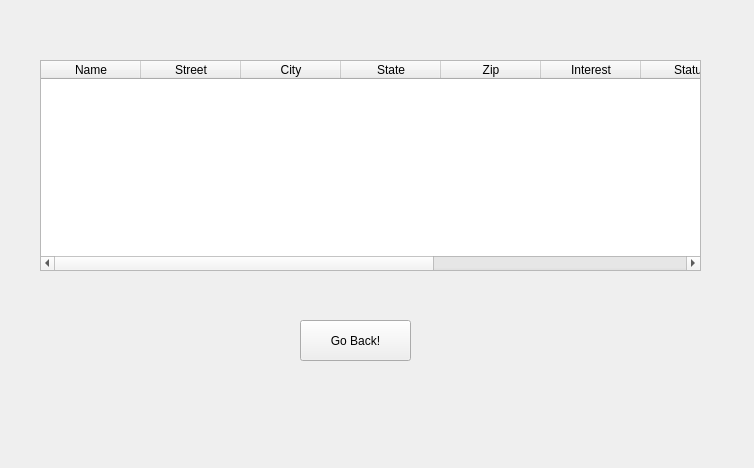
The window that GUI/mainwindow.ui (alanc9016/fragile) describes before a commit, drawn with Qt 5.
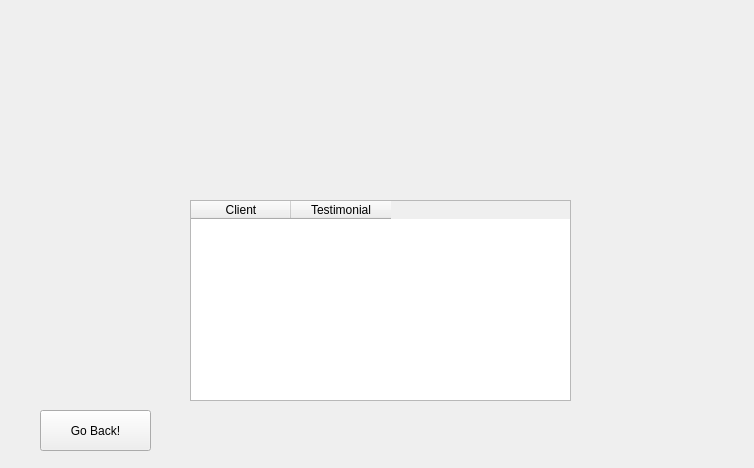
The same window after the commit.

```diff
--- a/GUI/mainwindow.ui
+++ b/GUI/mainwindow.ui
@@ -24,7 +24,7 @@
      </rect>
     </property>
     <property name="currentIndex">
-     <number>4</number>
+     <number>1</number>
     </property>
     <widget class="QWidget" name="landingPage">
      <widget class="QPushButton" name="adminLoginBtn">
@@ -146,6 +146,54 @@
 &lt;p style=&quot; margin-top:0px; margin-bottom:0px; margin-left:0px; margin-right:0px; -qt-block-indent:0; text-indent:0px;&quot;&gt;&lt;span style=&quot; font-family:'MS Shell Dlg 2'; font-size:9pt;&quot;&gt;- Tundras and Wastelands&lt;/span&gt;&lt;/p&gt;&lt;/body&gt;&lt;/html&gt;</string>
       </property>
      </widget>
+     <widget class="QPushButton" name="testimonialsBtn">
+      <property name="geometry">
+       <rect>
+        <x>270</x>
+        <y>200</y>
+        <width>181</width>
+        <height>32</height>
+       </rect>
+      </property>
+      <property name="text">
+       <string>View/Write Testimonial</string>
+      </property>
+     </widget>
+    </widget>
+    <widget class="QWidget" name="TestimonialsPage">
+     <widget class="QPushButton" name="BackButton_Testimonials">
+      <property name="geometry">
+       <rect>
+        <x>40</x>
+        <y>410</y>
+        <width>111</width>
+        <height>41</height>
+       </rect>
+      </property>
+      <property name="text">
+       <string>Go Back!</string>
+      </property>
+     </widget>
+     <widget class="QTableWidget" name="tableWidget_testimonials">
+      <property name="geometry">
+       <rect>
+        <x>190</x>
+        <y>200</y>
+        <width>381</width>
+        <height>201</height>
+       </rect>
+      </property>
+      <column>
+       <property name="text">
+        <string>Client</string>
+       </property>
+      </column>
+      <column>
+       <property name="text">
+        <string>Testimonial</string>
+       </property>
+      </column>
+     </widget>
     </widget>
     <widget class="QWidget" name="purchasePage">
      <widget class="QPushButton" name="pBackBtn">
@@ -771,7 +819,7 @@
         <x>40</x>
         <y>60</y>
         <width>661</width>
-        <height>211</height>
+        <height>251</height>
        </rect>
       </property>
       <column>
```
